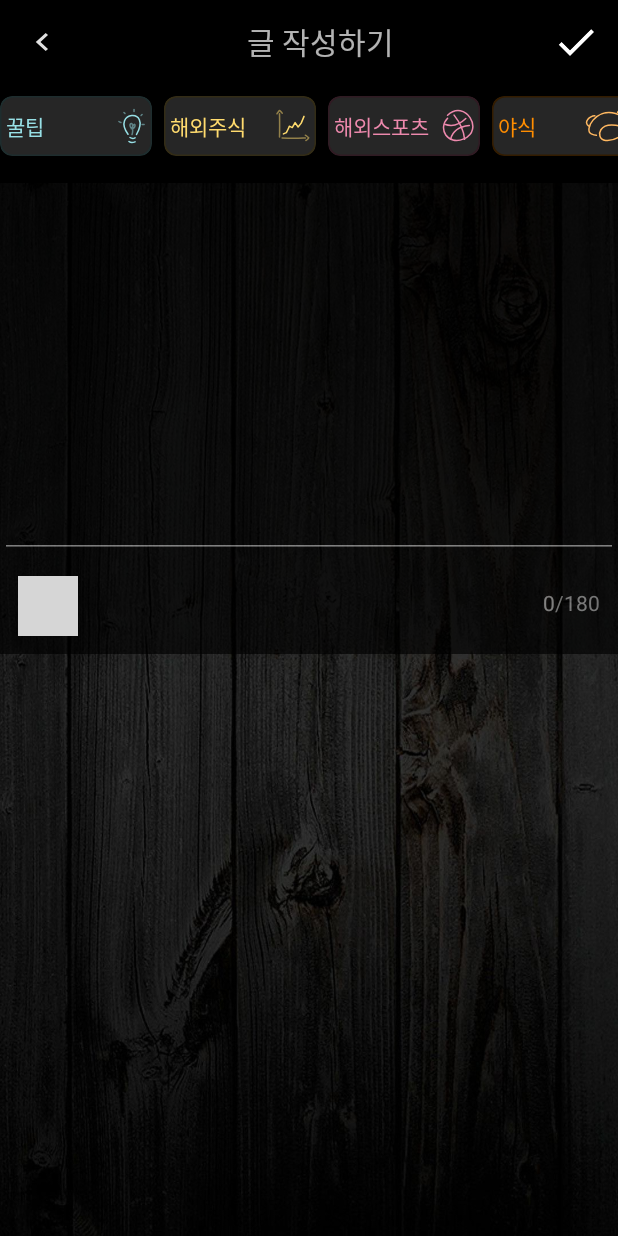
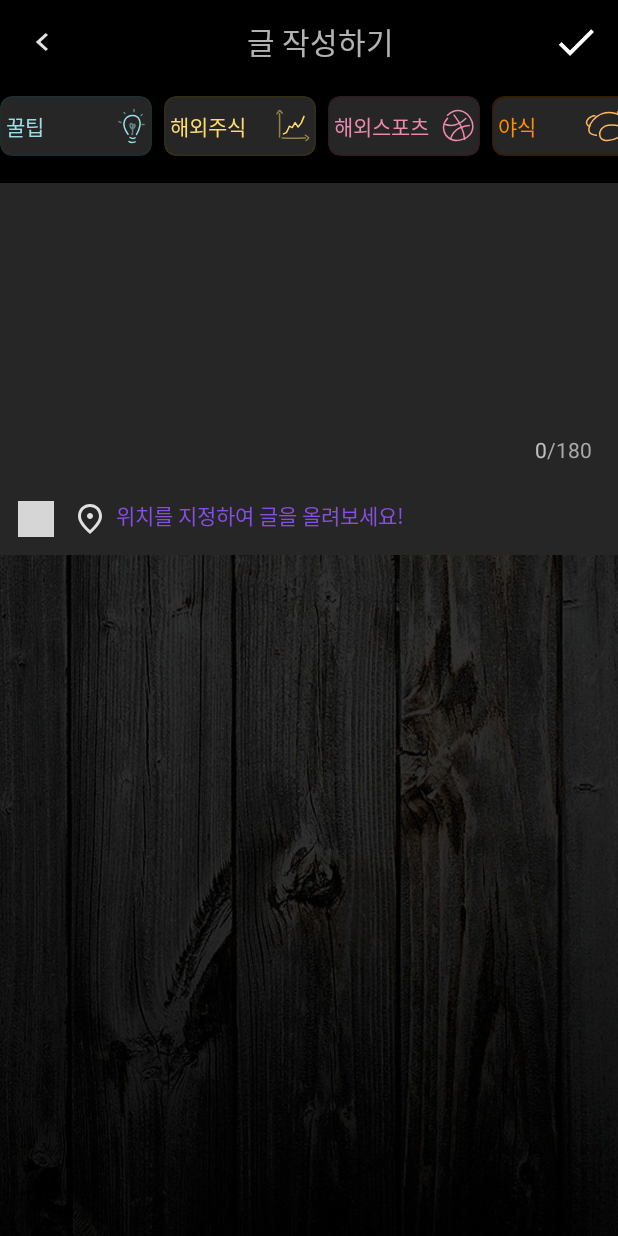
Before and after one commit to byhankim/AllBaaam, an Android app: the CreateArticleActivity screen opened directly, with no data from a screen before it, on a phone screen of 412 x 824 dp. Run offline under Robolectric (Android 15) with nearby library versions, the phone set to English and light mode, and no system bars; pictures from the network do not load; grey boxes are pictures that could not be loaded.

Commit message:
Work on CreateArticleActivity - apply new design & image attach

```diff
--- a/app/src/main/AndroidManifest.xml
+++ b/app/src/main/AndroidManifest.xml
@@ -13,6 +13,7 @@
         android:label="@string/app_name"
         android:roundIcon="@mipmap/ic_launcher_round"
         android:supportsRtl="true"
+        android:usesCleartextTraffic="true"
         android:theme="@style/Theme.OwlPrototype">
         <activity android:name=".noLoginTest.NoLoginArticleActivity"></activity>
         <activity android:name=".widgetstest.BottomNavTestActivity" />
--- a/app/src/main/java/com/han/owlmergerprototype/community/CommentRecyclerAdapter.kt
+++ b/app/src/main/java/com/han/owlmergerprototype/community/CommentRecyclerAdapter.kt
@@ -11,6 +11,7 @@ import androidx.recyclerview.widget.RecyclerView
 import com.han.owlmergerprototype.R
 import com.han.owlmergerprototype.data.Comment
 import com.han.owlmergerprototype.data.CommentEntity
+import com.han.owlmergerprototype.utils.DateTimeFormatManager
 
 class CommentRecyclerAdapter (
     private val commentsList: MutableList<Comment>,
@@ -43,7 +44,7 @@ class CommentRecyclerAdapter (
                 1 -> owner.getString(R.string.dummy_username_1)
                 else -> owner.getString(R.string.dummy_username_retrieve_error)
             }
-            timePassed.text = commentEntity.createdAt
+            timePassed.text = DateTimeFormatManager.getTimeGapFromNow(commentEntity.createdAt)
             content.text = commentEntity.contents
 
             if (!commentEntity.isParent) {
--- a/app/src/main/java/com/han/owlmergerprototype/community/CreateArticleActivity.kt
+++ b/app/src/main/java/com/han/owlmergerprototype/community/CreateArticleActivity.kt
@@ -100,23 +100,6 @@ class CreateArticleActivity : AppCompatActivity() {
             }*/
         }
 
-//        with (binding.commWriteArticleAddImgBtn) {
-//            /*
-//            *
-//            *
-//            val intent = Intent()
-//            intent.action = Intent.ACTION_PICK // 뭔가 가져오겠다는 뜻
-//            intent.type = MediaStore.Images.Media.CONTENT_TYPE
-//            startActivityForResult(intent, PICK_FROM_GALLERY)
-//            * */
-//            setOnClickListener {
-//                val intent = Intent(Intent.ACTION_PICK)
-//                intent.type = MediaStore.Images.Media.CONTENT_TYPE
-//                startActivityForResult(intent, PICK_FROM_GALLERY)
-//            }
-////            binding.setCompoundDrawablesWithIntrinsicBounds(0, R.drawable.crazy_human, 0, 0)
-//        }
-
         binding.commWriteArticleAddImgBtn.setOnClickListener {
             val intent = Intent()
             intent.action = Intent.ACTION_PICK // 뭔가 가져오겠다는 뜻
@@ -140,50 +123,6 @@ class CreateArticleActivity : AppCompatActivity() {
                 }
             }
         })
-
-
-        /*
-        // left side button
-        val backBtn: Button = Button(this)
-        val lParams1: Toolbar.LayoutParams = Toolbar.LayoutParams(
-            Toolbar.LayoutParams.WRAP_CONTENT, Toolbar.LayoutParams.WRAP_CONTENT)
-        lParams1.gravity = Gravity.START
-        backBtn.layoutParams = lParams1
-//        backBtn.text = "Back"
-        backBtn.background = getDrawable(R.drawable.arrow_back)
-        backBtn.width = 50
-        backBtn.height = 50
-        binding.commMainToolbar.addView(backBtn)
-
-        // middle textview section
-        val titleTv = TextView(this)
-        val lParams2: Toolbar.LayoutParams = Toolbar.LayoutParams(
-            Toolbar.LayoutParams.WRAP_CONTENT, Toolbar.LayoutParams.WRAP_CONTENT)
-        lParams2.gravity = Gravity.CENTER
-        titleTv.layoutParams = lParams2
-        titleTv.text = "글 작성하기"
-        binding.commMainToolbar.addView(titleTv)
-
-        // end side button
-        val writeBtn: Button = Button(this)
-        val lParams3: Toolbar.LayoutParams = Toolbar.LayoutParams(
-            Toolbar.LayoutParams.WRAP_CONTENT, Toolbar.LayoutParams.WRAP_CONTENT)
-        lParams3.gravity = Gravity.END
-        writeBtn.layoutParams = lParams3
-//        writeBtn.text = "Back"
-        writeBtn.background = getDrawable(R.drawable.done)
-        writeBtn.width = 50
-        writeBtn.height = 50
-        binding.commMainToolbar.addView(writeBtn)
-
-        backBtn.setOnClickListener {
-            Toast.makeText(this, "응~ 뒤로 안가줘~", Toast.LENGTH_SHORT).show()
-        }
-        writeBtn.setOnClickListener {
-            Toast.makeText(this, "응~ 글 안써줘~", Toast.LENGTH_SHORT).show()
-        }
-        */
-
     }
 
     override fun onCreateOptionsMenu(menu: Menu?): Boolean {
@@ -192,21 +131,6 @@ class CreateArticleActivity : AppCompatActivity() {
         // buttons
         supportActionBar?.setHomeAsUpIndicator(R.drawable.ic_back) // set drawable icon
         supportActionBar?.setDisplayHomeAsUpEnabled(true)
-
-        // TODO TODO TODO
-        // theme
-        /*binding.commListLr.setOnClickListener {
-            var category = "none"
-            category = when (it.id) {
-                R.id.cate_honey_tips -> "꿀팁"
-                R.id.cate_stocks_overseas -> "해외주식"
-                R.id.cate_soccor_games -> "해외축구"
-                R.id.cate_job_talks -> "이직잡담"
-                R.id.cate_study_hard -> "빡공하는 올빼미"
-                else -> "none"
-            }
-            Toast.makeText(this, category, Toast.LENGTH_SHORT).show()
-        }*/
 
         return true
     }
@@ -361,10 +285,6 @@ class CreateArticleActivity : AppCompatActivity() {
             bitmapStream.close()
             fileLocation = tempFile.absolutePath
 
-
-
-
-
             // ?????
             flag = true
         } catch (i: IOException) {
--- a/app/src/main/java/com/han/owlmergerprototype/data/TestUser.kt
+++ b/app/src/main/java/com/han/owlmergerprototype/data/TestUser.kt
@@ -2,6 +2,6 @@ package com.han.owlmergerprototype.data
 
 object TestUser {
     var userName:String =""
-    var userID:Int=-1
+    var userID:Int=1
     var phoneCheck = false
 }
--- /dev/null
+++ b/app/src/main/res/drawable-v24/outline_place_24.xml
@@ -0,0 +1,10 @@
+<vector xmlns:android="http://schemas.android.com/apk/res/android"
+    android:width="24dp"
+    android:height="24dp"
+    android:viewportWidth="24"
+    android:viewportHeight="24"
+    android:tint="?attr/colorControlNormal">
+  <path
+      android:fillColor="@android:color/white"
+      android:pathData="M12,12c-1.1,0 -2,-0.9 -2,-2s0.9,-2 2,-2 2,0.9 2,2 -0.9,2 -2,2zM18,10.2C18,6.57 15.35,4 12,4s-6,2.57 -6,6.2c0,2.34 1.95,5.44 6,9.14 4.05,-3.7 6,-6.8 6,-9.14zM12,2c4.2,0 8,3.22 8,8.2 0,3.32 -2.67,7.25 -8,11.8 -5.33,-4.55 -8,-8.48 -8,-11.8C4,5.22 7.8,2 12,2z"/>
+</vector>
--- a/app/src/main/res/layout/activity_create_article.xml
+++ b/app/src/main/res/layout/activity_create_article.xml
@@ -125,27 +125,52 @@
         android:layout_width="match_parent"
         android:layout_height="wrap_content"
         android:layout_below="@id/theme_selector_recyclerview"
-        android:background="@color/black"
-        android:alpha="@string/opacity_value_et">
+        android:background="@color/gray8">
+        <!--android:alpha="@string/opacity_value_et"-->
+
         <EditText
             android:id="@+id/comm_write_article_content_et"
             android:layout_width="match_parent"
             android:layout_height="@dimen/comm_write_article_et_height"
+            android:maxLength="@string/comm_write_article_et_max_text_length"
             android:maxLines="@string/write_et_maxlines"
-            android:maxLength="@string/comm_write_article_et_max_text_length"/>
+            android:textSize="@dimen/comm_write_article_content_text_size"
+            android:padding="@dimen/comm_Write_article_content_padding"
+            android:textColor="@color/white"
+            android:background="@android:color/transparent"/>
+
         <TextView
             android:id="@+id/comm_write_article_add_img_btn"
             android:layout_width="@dimen/comm_write_article_img_icon_size"
             android:layout_height="@dimen/comm_write_article_img_icon_size"
             android:layout_below="@id/comm_write_article_content_et"
             android:background="@drawable/upload_image"
+            android:backgroundTint="@color/gray1"
             android:layout_margin="@dimen/comm_write_article_btn_margin"/>
+        <TextView
+            android:id="@+id/comm_write_article_set_location_btn"
+            android:layout_width="@dimen/comm_write_article_img_icon_size"
+            android:layout_height="@dimen/comm_write_article_img_icon_size"
+            android:layout_below="@id/comm_write_article_content_et"
+            android:layout_toEndOf="@id/comm_write_article_add_img_btn"
+            android:layout_alignBaseline="@id/comm_write_article_add_img_btn"
+            android:background="@drawable/outline_place_24"
+            android:backgroundTint="@color/gray1"/>
+        <TextView
+            android:id="@+id/comm_write_article_set_location_tip_tv"
+            android:layout_width="wrap_content"
+            android:layout_height="wrap_content"
+            android:layout_toEndOf="@id/comm_write_article_set_location_btn"
+            android:layout_alignBaseline="@id/comm_write_article_set_location_btn"
+            android:layout_marginStart="@dimen/comm_write_article_location_tooltip_tv_margin_horizontal"
+            android:text="@string/set_location_btn_tooltip_text"
+            android:textColor="@color/brand1"/>
         <TextView
             android:id="@+id/create_article_current_text_count_tv"
             android:layout_width="wrap_content"
             android:layout_height="@dimen/create_article_text_limit_indicator_tv_height"
             android:text="@string/create_article_current_text_count_dummy_count"
-            android:layout_alignBottom="@id/comm_write_article_add_img_btn"
+            android:layout_alignBottom="@id/comm_write_article_content_et"
             android:layout_toStartOf="@id/create_article_text_limit_tv"
             android:layout_marginTop="@dimen/create_article_current_text_counter_margin_vertical"
             android:layout_marginBottom="@dimen/create_article_current_text_counter_margin_vertical"/>
@@ -157,8 +182,8 @@
             android:textSize="@dimen/create_article_text_limit_tv_text_size"
             android:textColor="@color/gray3"
             android:layout_alignParentEnd="true"
-            android:layout_alignBottom="@id/comm_write_article_add_img_btn"
-            android:layout_marginEnd="@dimen/comm_write_article_btn_margin"
+            android:layout_alignBottom="@id/comm_write_article_content_et"
+            android:layout_marginEnd="@dimen/comm_write_article_btn_margin_horizontal"
             android:layout_marginTop="@dimen/create_article_current_text_counter_margin_vertical"
             android:layout_marginBottom="@dimen/create_article_current_text_counter_margin_vertical"/>
         <!--<TextView
--- a/app/src/main/res/values/dimens.xml
+++ b/app/src/main/res/values/dimens.xml
@@ -8,11 +8,11 @@
     <dimen name="comm_theme_tv_width">101dp</dimen>
     <dimen name="scrollview_padding_horizontal">2dp</dimen>
     <dimen name="toolbar_elevation_size">4dp</dimen>
-    <dimen name="comm_write_article_et_height">250dp</dimen>
+    <dimen name="comm_write_article_et_height">200dp</dimen>
     <dimen name="scrollview_margin_bottom">20dp</dimen>
     <dimen name="comm_write_article_btn_margin">12dp</dimen>
-    <dimen name="comm_write_article_img_icon_size">40dp</dimen>
-    <dimen name="comm_write_article_title_et_height">40dp</dimen>
+    <dimen name="comm_write_article_img_icon_size">24dp</dimen>
+    <dimen name="comm_write_article_title_et_height">24dp</dimen>
     <dimen name="article_profile_size">60dp</dimen>
     <dimen name="article_padding_lr">20dp</dimen>
     <dimen name="article_cate_tv_height">16dp</dimen>
@@ -90,4 +90,8 @@
     <dimen name="article_content_body_margin_end">10dp</dimen>
     <dimen name="article_favorite_count_tv_margin_vertical">2dp</dimen>
     <dimen name="create_article_count_tv_margin_horizontal">8dp</dimen>
+    <dimen name="comm_write_article_location_tooltip_tv_margin_horizontal">5dp</dimen>
+    <dimen name="comm_write_article_content_text_size">16sp</dimen>
+    <dimen name="comm_Write_article_content_padding">18dp</dimen>
+    <dimen name="comm_write_article_btn_margin_horizontal">17dp</dimen>
 </resources>
--- a/app/src/main/res/values/strings.xml
+++ b/app/src/main/res/values/strings.xml
@@ -91,4 +91,5 @@
     <string name="article_menu_report">신고하기</string>
     <string name="article_favorite_count_text">51</string>
     <string name="article_comment_count_text">121</string>
+    <string name="set_location_btn_tooltip_text">위치를 지정하여 글을 올려보세요!</string>
 </resources>
```
Also changed, not shown: app/src/main/java/com/han/owlmergerprototype/SplashActivity.kt (+38 -36 lines), app/src/main/java/com/han/owlmergerprototype/community/ArticleActivity.kt (+12 -13 lines), app/src/main/java/com/han/owlmergerprototype/utils/DateTimeFormatManager.kt (+12 -7 lines), app/src/main/res/drawable-v24/outline_image_24.xml (added, +10 -0 lines).
